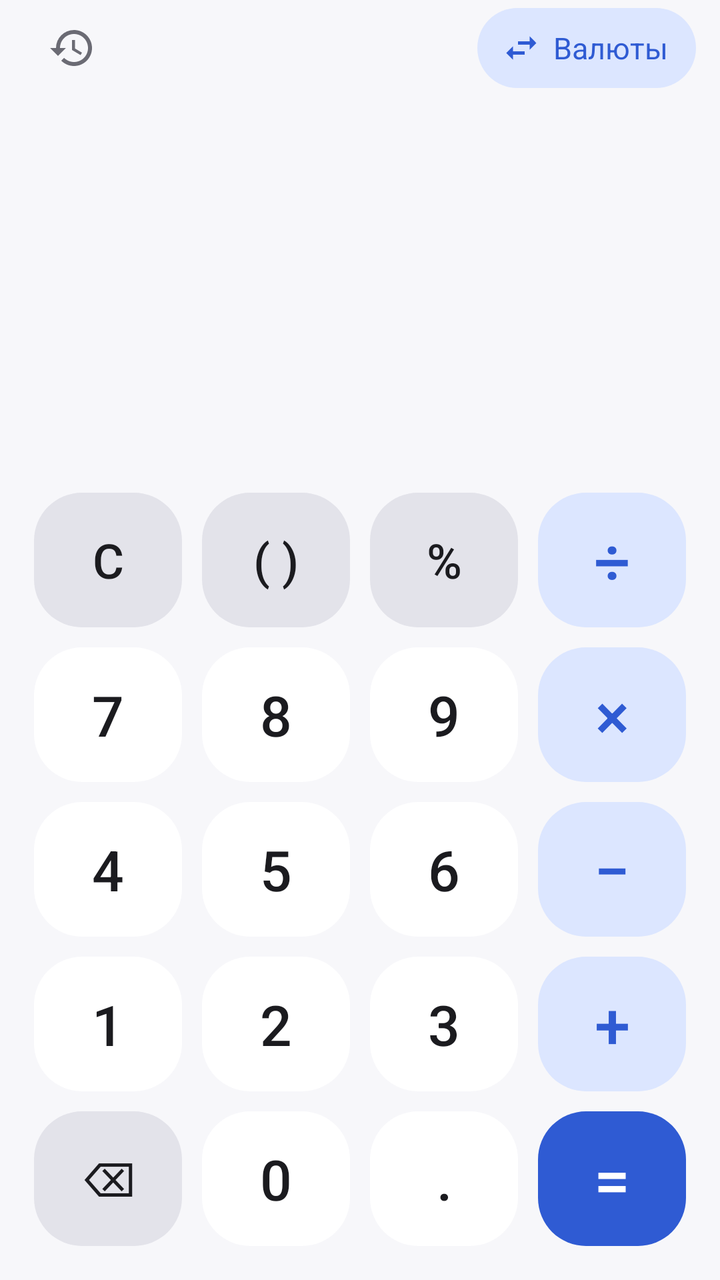
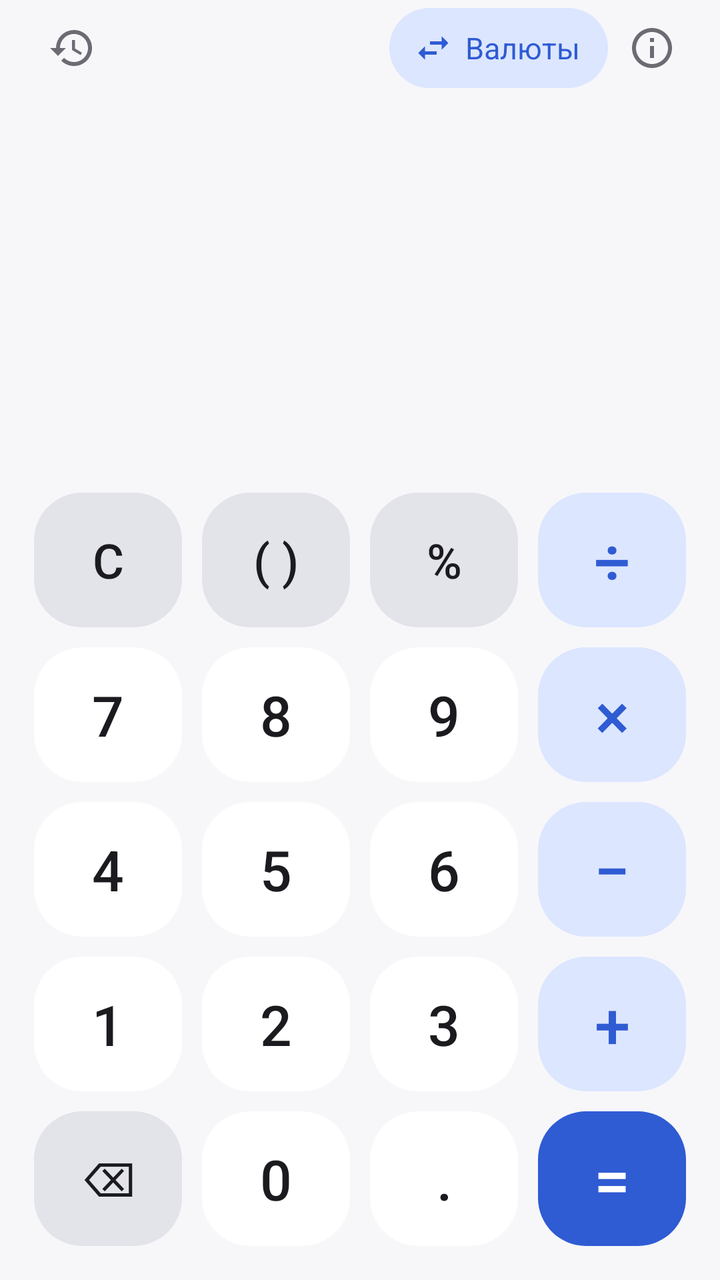

Two renders of the same Android screen: before a commit and after it. Below are the layout's source before the change and the commit's diff.
<!-- AndroidManifest.xml: application theme AppTheme -->
<!-- res/layout/activity_main.xml -->
<?xml version="1.0" encoding="utf-8"?>
<LinearLayout xmlns:android="http://schemas.android.com/apk/res/android"
    android:layout_width="match_parent"
    android:layout_height="match_parent"
    android:fitsSystemWindows="true"
    android:orientation="vertical"
    android:paddingStart="12dp"
    android:paddingEnd="12dp"
    android:paddingBottom="12dp">

    
    <LinearLayout
        android:layout_width="match_parent"
        android:layout_height="48dp"
        android:gravity="center_vertical"
        android:orientation="horizontal">

        <ImageButton
            android:id="@+id/btnToggleHistory"
            android:layout_width="48dp"
            android:layout_height="48dp"
            android:background="@drawable/icon_button_bg"
            android:contentDescription="@string/desc_history"
            android:src="@drawable/ic_history" />

        
        <LinearLayout
            android:id="@+id/searchBar"
            android:layout_width="0dp"
            android:layout_height="40dp"
            android:layout_marginStart="4dp"
            android:layout_weight="1"
            android:gravity="center_vertical"
            android:orientation="horizontal"
            android:visibility="invisible">

            <EditText
                android:id="@+id/searchInput"
                android:layout_width="0dp"
                android:layout_height="match_parent"
                android:layout_weight="1"
                android:background="@drawable/search_bg"
                android:drawableStart="@drawable/ic_search"
                android:drawablePadding="6dp"
                android:hint="@string/search_hint"
                android:imeOptions="actionSearch|flagNoExtractUi"
                android:importantForAutofill="no"
                android:inputType="text"
                android:maxLines="1"
                android:paddingStart="10dp"
                android:paddingEnd="10dp"
                android:textColor="@color/text_primary"
                android:textColorHint="@color/text_secondary"
                android:textSize="15sp" />

            <TextView
                android:id="@+id/btnNotesOnly"
                android:layout_width="wrap_content"
                android:layout_height="match_parent"
                android:layout_marginStart="6dp"
                android:background="@drawable/toggle_bg"
                android:clickable="true"
                android:contentDescription="@string/desc_notes_only"
                android:focusable="true"
                android:gravity="center"
                android:paddingStart="10dp"
                android:paddingEnd="10dp"
                android:text="@string/notes_only"
                android:textColor="@color/toggle_text"
                android:textSize="14sp" />
        </LinearLayout>

        <TextView
            android:id="@+id/btnConverter"
            android:layout_width="wrap_content"
            android:layout_height="40dp"
            android:layout_marginStart="4dp"
            android:background="@drawable/pill_bg"
            android:clickable="true"
            android:contentDescription="@string/desc_converter"
            android:drawableStart="@drawable/ic_currency"
            android:drawablePadding="6dp"
            android:focusable="true"
            android:gravity="center"
            android:paddingStart="12dp"
            android:paddingEnd="14dp"
            android:text="@string/converter"
            android:textColor="@color/btn_op_text"
            android:textSize="15sp" />

        <ImageButton
            android:id="@+id/btnClearHistory"
            android:layout_width="48dp"
            android:layout_height="48dp"
            android:background="@drawable/icon_button_bg"
            android:contentDescription="@string/desc_clear_history"
            android:src="@drawable/ic_delete"
            android:visibility="gone" />
    </LinearLayout>

    
    <LinearLayout
        android:id="@+id/displayArea"
        android:layout_width="match_parent"
        android:layout_height="0dp"
        android:layout_weight="2"
        android:orientation="vertical">

        <FrameLayout
            android:layout_width="match_parent"
            android:layout_height="0dp"
            android:layout_weight="1">

            <ListView
                android:id="@+id/historyList"
                android:layout_width="match_parent"
                android:layout_height="match_parent"
                android:divider="@null"
                android:dividerHeight="0dp"
                android:fadingEdgeLength="32dp"
                android:requiresFadingEdge="vertical"
                android:scrollbarStyle="outsideOverlay"
                android:stackFromBottom="true"
                android:transcriptMode="normal" />

            <GridView
                android:id="@+id/historyGrid"
                android:layout_width="match_parent"
                android:layout_height="match_parent"
                android:clipToPadding="false"
                android:columnWidth="150dp"
                android:drawSelectorOnTop="false"
                android:horizontalSpacing="8dp"
                android:listSelector="@android:color/transparent"
                android:numColumns="auto_fit"
                android:padding="4dp"
                android:stretchMode="columnWidth"
                android:verticalSpacing="8dp"
                android:visibility="gone" />

            <TextView
                android:id="@+id/historyEmpty"
                android:layout_width="match_parent"
                android:layout_height="match_parent"
                android:gravity="center"
                android:padding="24dp"
                android:text="@string/history_empty"
                android:textColor="@color/text_secondary"
                android:textSize="16sp"
                android:visibility="gone" />
        </FrameLayout>

        <LinearLayout
            android:layout_width="match_parent"
            android:layout_height="wrap_content"
            android:orientation="vertical"
            android:paddingStart="12dp"
            android:paddingTop="8dp"
            android:paddingEnd="12dp"
            android:paddingBottom="12dp">

            <HorizontalScrollView
                android:id="@+id/expressionScroll"
                android:layout_width="match_parent"
                android:layout_height="wrap_content"
                android:fillViewport="true"
                android:scrollbars="none">

                <TextView
                    android:id="@+id/expression"
                    android:layout_width="wrap_content"
                    android:layout_height="wrap_content"
                    android:gravity="end"
                    android:maxLines="1"
                    android:textColor="@color/text_primary"
                    android:textIsSelectable="true"
                    android:textSize="48sp" />
            </HorizontalScrollView>

            <TextView
                android:id="@+id/result"
                android:layout_width="match_parent"
                android:layout_height="wrap_content"
                android:ellipsize="start"
                android:gravity="end"
                android:maxLines="1"
                android:minHeight="36dp"
                android:textColor="@color/text_secondary"
                android:textSize="26sp" />
        </LinearLayout>
    </LinearLayout>

    
    <LinearLayout
        android:id="@+id/keypad"
        android:layout_width="match_parent"
        android:layout_height="0dp"
        android:layout_weight="4"
        android:orientation="vertical">

        <LinearLayout style="@style/CalcRow">
            <Button
                android:id="@+id/btnClear"
                style="@style/CalcButton.Func"
                android:contentDescription="@string/desc_clear"
                android:text="C" />
            <Button
                android:id="@+id/btnParen"
                style="@style/CalcButton.Func"
                android:contentDescription="@string/desc_paren"
                android:text="( )" />
            <Button
                android:id="@+id/btnPercent"
                style="@style/CalcButton.Func"
                android:text="%" />
            <Button
                android:id="@+id/btnDivide"
                style="@style/CalcButton.Op"
                android:text="÷" />
        </LinearLayout>
        <LinearLayout style="@style/CalcRow">
            <Button
                android:id="@+id/btn7"
                style="@style/CalcButton"
                android:text="7" />
            <Button
                android:id="@+id/btn8"
                style="@style/CalcButton"
                android:text="8" />
            <Button
                android:id="@+id/btn9"
                style="@style/CalcButton"
                android:text="9" />
            <Button
                android:id="@+id/btnMultiply"
                style="@style/CalcButton.Op"
                android:text="×" />
        </LinearLayout>
        <LinearLayout style="@style/CalcRow">
            <Button
                android:id="@+id/btn4"
                style="@style/CalcButton"
                android:text="4" />
            <Button
                android:id="@+id/btn5"
                style="@style/CalcButton"
                android:text="5" />
            <Button
                android:id="@+id/btn6"
                style="@style/CalcButton"
                android:text="6" />
            <Button
                android:id="@+id/btnMinus"
                style="@style/CalcButton.Op"
                android:text="−" />
        </LinearLayout>
        <LinearLayout style="@style/CalcRow">
            <Button
                android:id="@+id/btn1"
                style="@style/CalcButton"
                android:text="1" />
            <Button
                android:id="@+id/btn2"
                style="@style/CalcButton"
                android:text="2" />
            <Button
                android:id="@+id/btn3"
                style="@style/CalcButton"
                android:text="3" />
            <Button
                android:id="@+id/btnPlus"
                style="@style/CalcButton.Op"
                android:text="+" />
        </LinearLayout>
        <LinearLayout style="@style/CalcRow">
            <Button
                android:id="@+id/btnBackspace"
                style="@style/CalcButton.Func"
                android:contentDescription="@string/desc_backspace"
                android:text="⌫" />
            <Button
                android:id="@+id/btn0"
                style="@style/CalcButton"
                android:text="0" />
            <Button
                android:id="@+id/btnDot"
                style="@style/CalcButton"
                android:text="." />
            <Button
                android:id="@+id/btnEquals"
                style="@style/CalcButton.Equals"
                android:text="=" />
        </LinearLayout>
    </LinearLayout>
</LinearLayout>
<!-- resources referenced by this layout -->
<resources>
  <color name="btn_op_text">#FF2F5BD3</color>
  <color name="text_primary">#FF1B1B1F</color>
  <color name="text_secondary">#FF6B6B74</color>
  <!-- drawable icon_button_bg (drawable) -->
  <?xml version="1.0" encoding="utf-8"?>
  <ripple xmlns:android="http://schemas.android.com/apk/res/android"
      android:color="@color/ripple"
      android:radius="22dp" />
  <!-- drawable search_bg (drawable) -->
  <?xml version="1.0" encoding="utf-8"?>
  <shape xmlns:android="http://schemas.android.com/apk/res/android"
      android:shape="rectangle">
      <solid android:color="@color/btn_func" />
      <corners android:radius="20dp" />
  </shape>
  <string name="converter">Валюты</string>
  <string name="desc_backspace">Стереть (удерживайте, чтобы очистить всё)</string>
  <string name="desc_clear">Очистить</string>
  <string name="desc_clear_history">Очистить историю</string>
  <string name="desc_converter">Конвертер валют</string>
  <string name="desc_history">Показать историю</string>
  <string name="desc_notes_only">Показывать только записи с заметками</string>
  <string name="desc_paren">Скобки</string>
  <string name="history_empty">История пуста.\nВычисления появятся здесь. Нажмите на запись — вставить результат, удерживайте — заметка и другие действия.</string>
  <string name="notes_only">★ Заметки</string>
  <string name="search_hint">Поиск: заметка или число</string>
  <style name="CalcButton.Equals">
          <item name="android:background">@drawable/btn_equals</item>
          <item name="android:textColor">@color/btn_equals_text</item>
          <item name="android:textSize">32sp</item>
      </style>
  <style name="CalcButton.Func">
          <item name="android:background">@drawable/btn_func</item>
          <item name="android:textSize">24sp</item>
      </style>
  <style name="CalcButton.Op">
          <item name="android:background">@drawable/btn_op</item>
          <item name="android:textColor">@color/btn_op_text</item>
          <item name="android:textSize">32sp</item>
      </style>
  <style name="CalcRow">
          <item name="android:layout_width">match_parent</item>
          <item name="android:layout_height">0dp</item>
          <item name="android:layout_weight">1</item>
          <item name="android:orientation">horizontal</item>
      </style>
  <style name="AppTheme" parent="android:Theme.Material.Light.NoActionBar">
          <item name="android:windowBackground">@color/background</item>
          <item name="android:statusBarColor">@color/background</item>
          <item name="android:navigationBarColor">@color/background</item>
          <item name="android:windowLightStatusBar">true</item>
      </style>
  <color name="ripple">#33000000</color>
  <color name="btn_op">#FFDCE6FF</color>
  <color name="btn_func">#FFE3E3EA</color>
  <color name="btn_equals">#FF2F5BD3</color>
  <color name="btn_equals_text">#FFFFFFFF</color>
  <!-- drawable btn_op (drawable) -->
  <?xml version="1.0" encoding="utf-8"?>
  <ripple xmlns:android="http://schemas.android.com/apk/res/android"
      android:color="@color/ripple">
      <item>
          <shape android:shape="rectangle">
              <solid android:color="@color/btn_op" />
              <corners android:radius="24dp" />
          </shape>
      </item>
  </ripple>
  <color name="background">#FFF7F7FA</color>
  <color name="btn_digit">#FFFFFFFF</color>
  <!-- unchanged entries left out for length: 10 -->
</resources>

<!-- the commit's change to res/layout/activity_main.xml (unified diff, before → after) -->
@@ -89,6 +89,14 @@
             android:textSize="15sp" />
 
         <ImageButton
+            android:id="@+id/btnInfo"
+            android:layout_width="44dp"
+            android:layout_height="48dp"
+            android:background="@drawable/icon_button_bg"
+            android:contentDescription="@string/desc_info"
+            android:src="@drawable/ic_info" />
+
+        <ImageButton
             android:id="@+id/btnClearHistory"
             android:layout_width="48dp"
             android:layout_height="48dp"
<!-- resource entries referenced after the edit -->
@@ -3,6 +3,17 @@
   <color name="btn_op_text">#FF2F5BD3</color>
   <color name="text_primary">#FF1B1B1F</color>
   <color name="text_secondary">#FF6B6B74</color>
+  <!-- drawable ic_info (drawable) -->
+  <vector xmlns:android="http://schemas.android.com/apk/res/android"
+      android:width="24dp"
+      android:height="24dp"
+      android:tint="@color/text_secondary"
+      android:viewportWidth="24"
+      android:viewportHeight="24">
+      <path
+          android:fillColor="#FFFFFFFF"
+          android:pathData="M11,7h2v2h-2zM11,11h2v6h-2zM12,2C6.48,2 2,6.48 2,12s4.48,10 10,10 10,-4.48 10,-10S17.52,2 12,2zM12,20c-4.41,0 -8,-3.59 -8,-8s3.59,-8 8,-8 8,3.59 8,8 -3.59,8 -8,8z" />
+  </vector>
   <!-- drawable icon_button_bg (drawable) -->
   <?xml version="1.0" encoding="utf-8"?>
   <ripple xmlns:android="http://schemas.android.com/apk/res/android"
@@ -21,6 +32,7 @@
   <string name="desc_clear_history">Очистить историю</string>
   <string name="desc_converter">Конвертер валют</string>
   <string name="desc_history">Показать историю</string>
+  <string name="desc_info">Инструкция и о приложении</string>
   <string name="desc_notes_only">Показывать только записи с заметками</string>
   <string name="desc_paren">Скобки</string>
   <string name="history_empty">История пуста.\nВычисления появятся здесь. Нажмите на запись — вставить результат, удерживайте — заметка и другие действия.</string>
